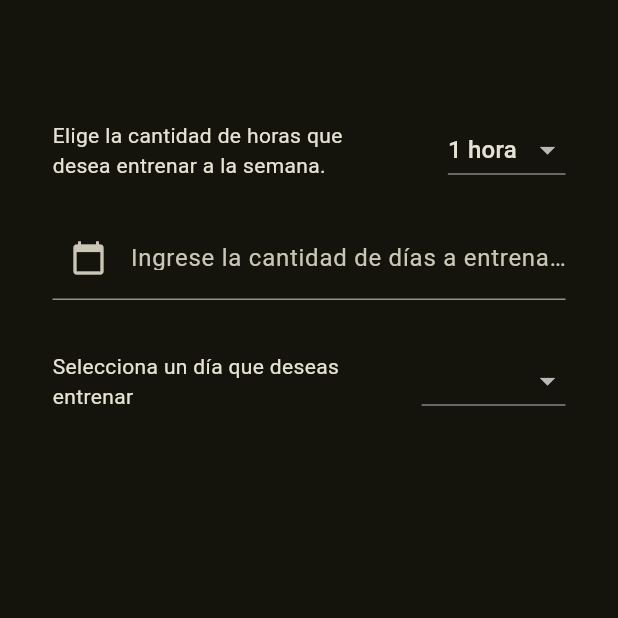
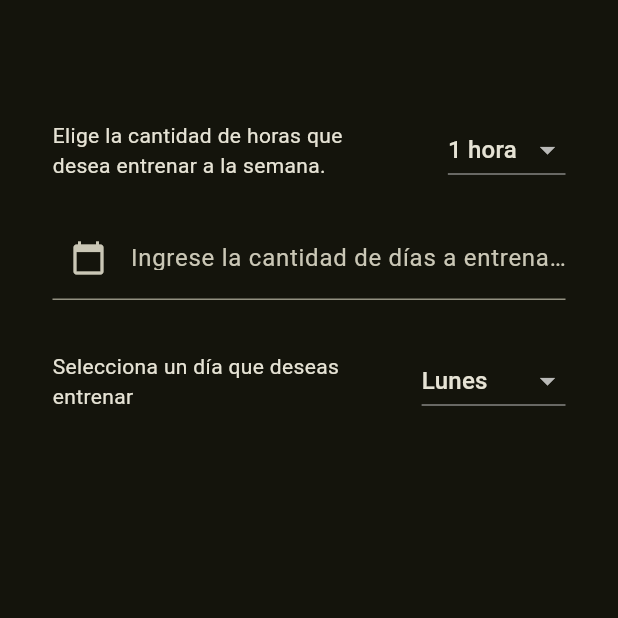
Before and after one commit to edunickdev/VelApp, a Flutter app: the InfoHabitsScreen screen opened by its route, on a phone screen of 412 x 824 dp, the top half of it. Run offline on Flutter 3.47's test engine with Material 2 defaults, Android fonts, the light colour scheme and no system bars; our stand-ins replace flutter_riverpod, go_router.

Commit message:
boton dias semana funcionando correctamente, falta constructor ahora

```diff
--- a/lib/presentation/user/providers/user_providers.dart
+++ b/lib/presentation/user/providers/user_providers.dart
@@ -9,7 +9,7 @@ final statusInfoMedicProvider = StateProvider<bool>(( ref ) => false);
 final statusInfoHabitsProvider = StateProvider<bool>(( ref ) => false);
 
 final horaSeleccionadaProvider = StateProvider<int>(( ref ) => 1);
-final diaSeleccionadoProvider = StateProvider<String>(( ref ) => '');
+final diaSeleccionadoProvider = StateProvider<String>(( ref ) => 'Lunes');
 
 final listaGenerosProvider = StateProvider<ListaGeneros>(( ref ) {
   return ListaGeneros.masculino;
```
Also changed, not shown: lib/presentation/user/screens/habits_info_screen.dart (+2 -9 lines).
